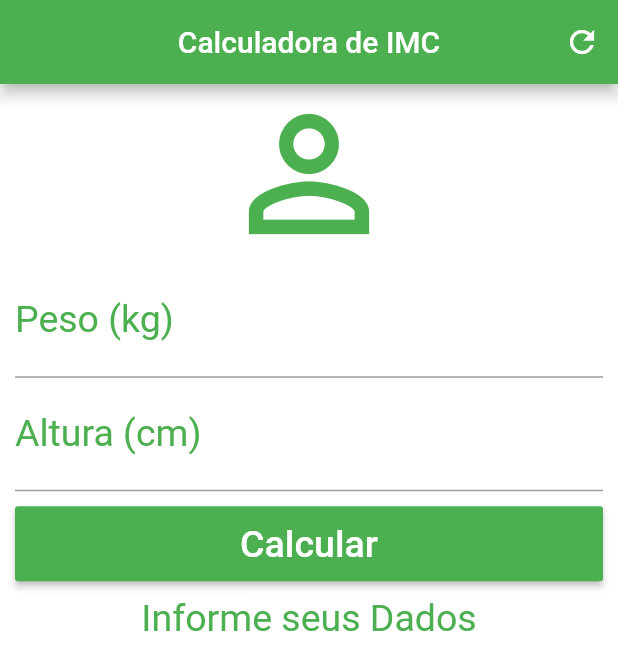
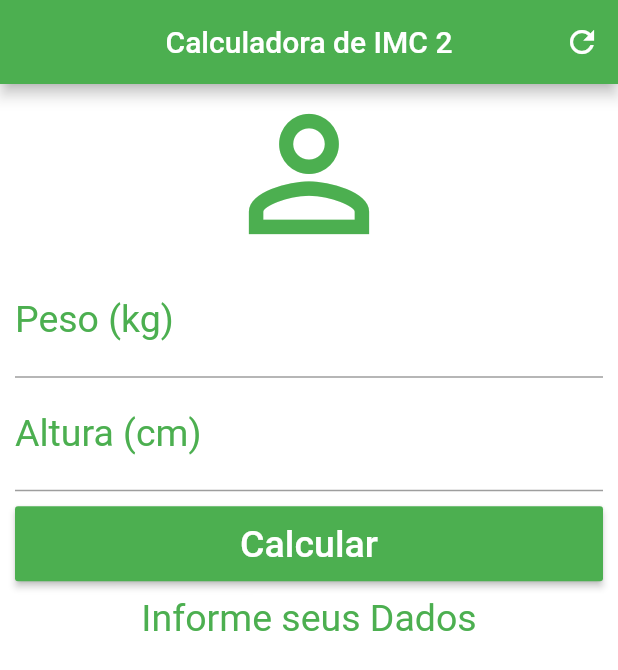
Before and after one commit to LuisFernandoBR2019/calculadora-imc-android, a Flutter app: the screen it shows after launch, on a phone screen of 412 x 824 dp. Shown: the top 670 px of the screen. Run offline on Flutter 3.47's test engine with Material 2 defaults, Android fonts, the phone set to English and light mode, and no system bars.

```diff
--- a/lib/main.dart
+++ b/lib/main.dart
@@ -53,7 +53,7 @@ class _HomeState extends State<Home> {
   Widget build(BuildContext context) {
     return Scaffold(
         appBar: AppBar(
-          title: Text("Calculadora de IMC"),
+          title: Text("Calculadora de IMC 2"),
           centerTitle: true,
           backgroundColor: Colors.green,
           actions: <Widget>[
```
